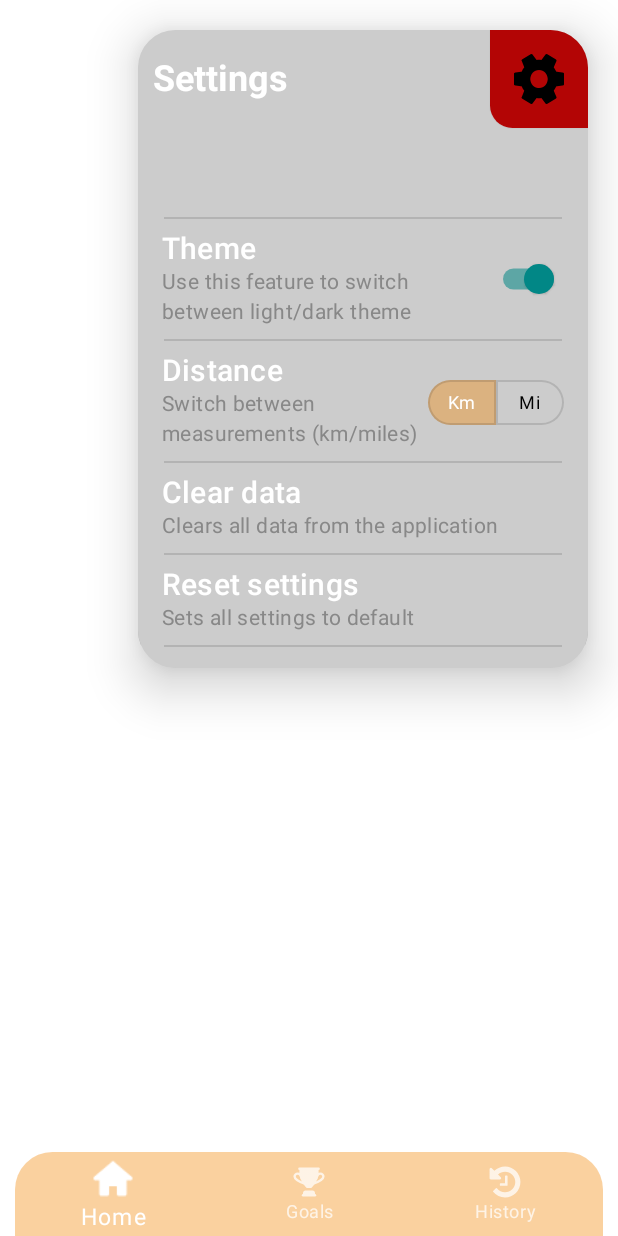
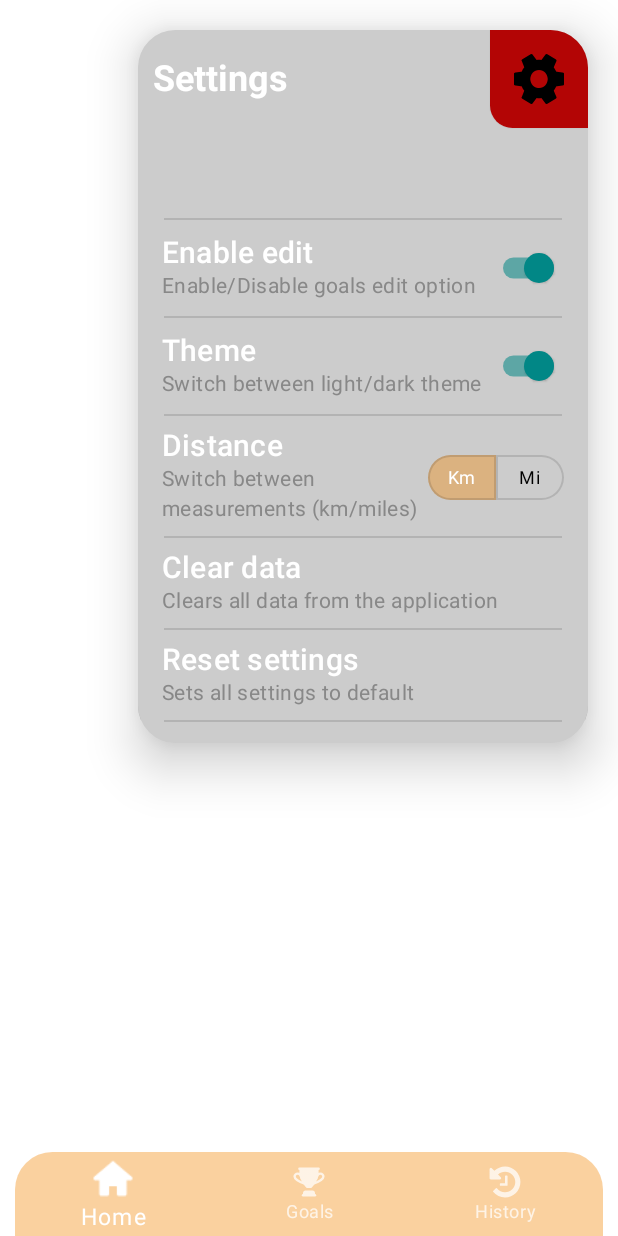
Before and after one commit to EmanuelPerez-507/keep-fit, an Android app built with Jetpack Compose: the screen it shows after launch (Start), on a phone screen of 412 x 824 dp. Run offline under Robolectric (Android 15) with nearby library versions, the phone set to English and light mode, and no system bars.

Commit message:
Added enable edit goal setting option

```diff
--- a/app/src/main/java/com/example/keepfit/NavigationContainer/View/SettingsButton.kt
+++ b/app/src/main/java/com/example/keepfit/NavigationContainer/View/SettingsButton.kt
@@ -94,7 +94,7 @@ fun SettingsButton(
         label = "widthTransition") { currentState ->
         when(currentState){
             SettingButtonState.COMPRESSED -> 55.dp
-            SettingButtonState.EXPANDED -> 425.dp
+            SettingButtonState.EXPANDED -> 475.dp
         }
     }
 
--- a/app/src/main/java/com/example/keepfit/Settings/View/SettingsScreen.kt
+++ b/app/src/main/java/com/example/keepfit/Settings/View/SettingsScreen.kt
@@ -49,6 +49,15 @@ fun SettingsScreen() {
         Divider(modifier = Modifier.padding(horizontal = sideSpacing))
 
         SettingsPanel(
+            title = stringResource(com.example.keepfit.R.string.settings_title_edit),
+            description = stringResource(com.example.keepfit.R.string.settings_description_edit)
+        ){
+            Switch(checked = true, onCheckedChange = {})
+        }
+
+        Divider(modifier = Modifier.padding(horizontal = sideSpacing))
+
+        SettingsPanel(
             title = stringResource(com.example.keepfit.R.string.settings_title_theme),
             description = stringResource(com.example.keepfit.R.string.settings_description_theme)
         ){
--- a/app/src/main/res/values/strings.xml
+++ b/app/src/main/res/values/strings.xml
@@ -6,12 +6,16 @@
     <string name="menu_history">History</string>
 
     <string name="settings_title_theme">Theme</string>
+    <string name="settings_title_edit">Enable edit</string>
     <string name="settings_title_distance">Distance</string>
     <string name="settings_title_clearData">Clear data</string>
     <string name="settings_title_resetSettings">Reset settings</string>
 
     <string name="settings_description_theme">
-        Use this feature to switch between light/dark theme
+        Switch between light/dark theme
+    </string>
+    <string name="settings_description_edit">
+        Enable/Disable goals edit option
     </string>
     <string name="settings_description_distance">
         Switch between measurements (km/miles)
```
Also changed, not shown: app/src/main/java/com/example/keepfit/NavigationContainer/View/NavigationContainer.kt (indentation only).
